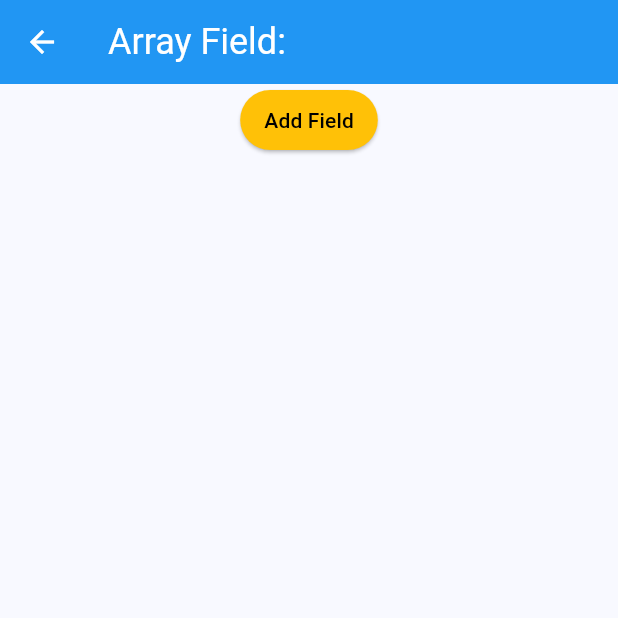
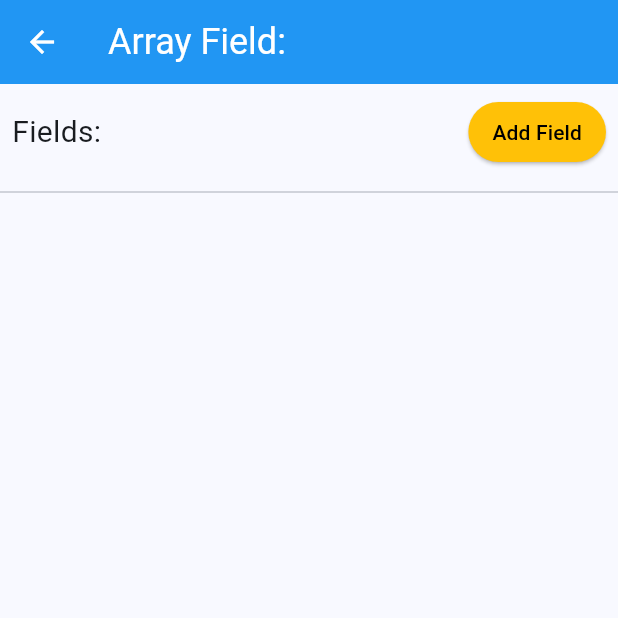
Before and after one commit to CCExtractor/firebase_editor_gsoc, a Flutter app: the ArrayFieldDataPage screen opened directly with empty values, on a phone screen of 412 x 824 dp, the top half of it. Run offline on Flutter 3.47's test engine with Material 3 defaults, Android fonts, the phone set to English and light mode, and no system bars; our stand-ins replace cloud_firestore, dio, firebase_auth, firebase_core, firebase_messaging, fl_chart and 8 more; missing offline and left inert: flutter_file_dialog; accounts and stored records are empty; Roboto replaces fonts that are missing (Hind).

```diff
--- a/lib/views/array_field_data.dart
+++ b/lib/views/array_field_data.dart
@@ -13,13 +13,13 @@ class ArrayFieldDataPage extends StatefulWidget {
   final String documentPath;
 
   const ArrayFieldDataPage({
-    Key? key,
+    super.key,
     required this.fieldName,
     required this.arrayValue,
     required this.documentDetails,
     required this.accessToken,
     required this.documentPath,
-  }) : super(key: key);
+  });
 
   @override
   State<ArrayFieldDataPage> createState() => _ArrayFieldDataPageState();
@@ -28,6 +28,8 @@ class ArrayFieldDataPage extends StatefulWidget {
 class _ArrayFieldDataPageState extends State<ArrayFieldDataPage> {
   DateTime? selectedDate;
   TimeOfDay? selectedTime;
+
+
 
   /// -------------------------------------- ADD A FIELD TO ARRAY --------------------------------------------------------- ///
 
@@ -1024,6 +1026,12 @@ class _ArrayFieldDataPageState extends State<ArrayFieldDataPage> {
       ),
       body: Column(
         children: [
+          Padding(
+            padding: const EdgeInsets.all(8.0),
+            child: Row(
+              mainAxisAlignment: MainAxisAlignment.spaceBetween,
+              children: [
+                Text("Fields:", style: TextStyle(fontSize: 20.0),),
                 ElevatedButton(
                   onPressed: () {
                     // Action to perform when the button is pressed
@@ -1040,6 +1048,10 @@ class _ArrayFieldDataPageState extends State<ArrayFieldDataPage> {
                   ),
                   child: const Text('Add Field'),
                 ),
+              ],
+            ),
+          ),
+          Divider(),
           Expanded(
             child: ListView.builder(
               itemCount: widget.arrayValue.length,
```
Also changed, not shown: lib/views/list_documents.dart (+7 -7 lines), lib/views/list_documents_details.dart (+6 -12 lines). Lines whose indentation alone changed are shown as unchanged.
